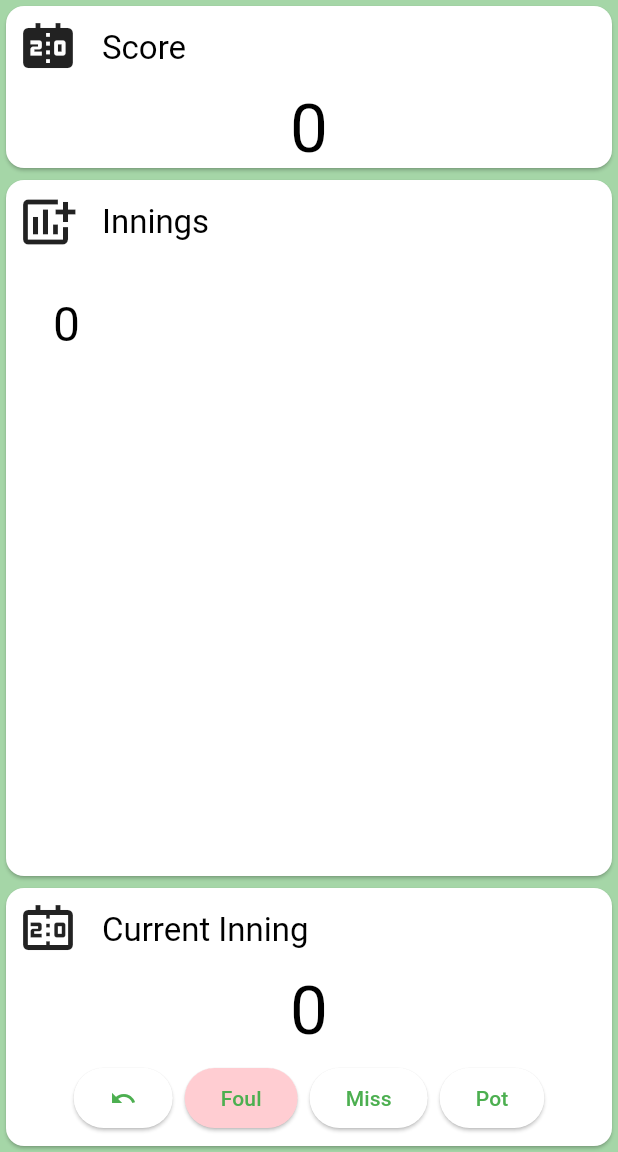
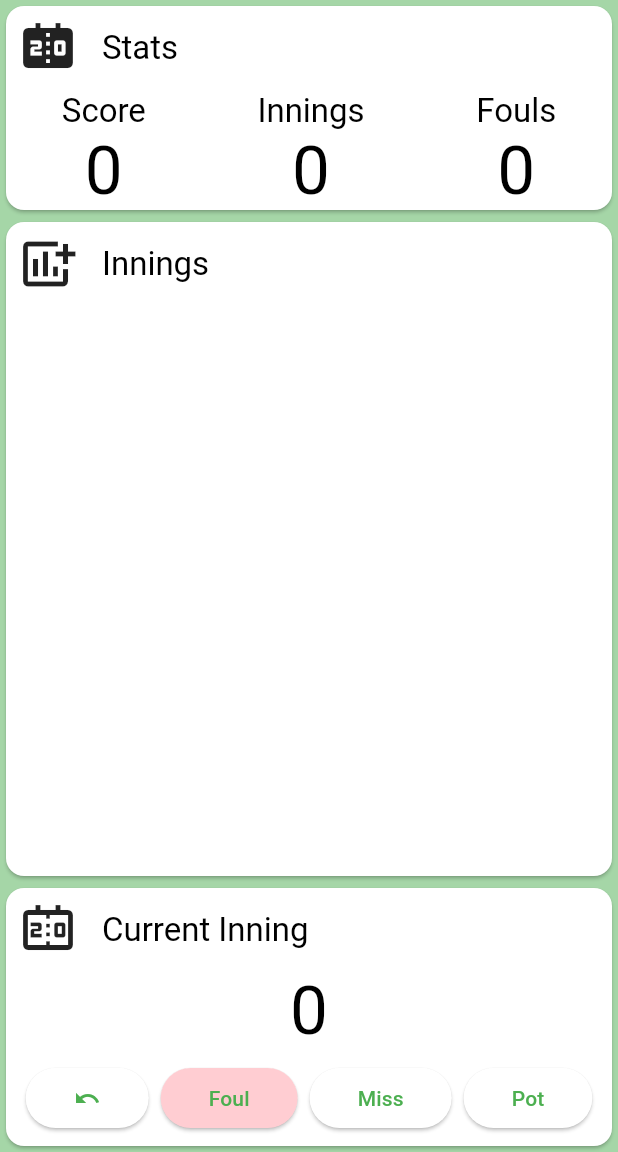
Before and after one commit to dimasmith/straight_pool_tracker, a Flutter app: the TrainingScreen screen opened directly, on a phone screen of 412 x 824 dp, the part 84-1236 px from its top. Run offline on Flutter 3.47's test engine with Material 2 defaults, Android fonts, the phone set to English and light mode, and no system bars.

Commit message:
feat: show number of innings and fouls
redecorate innings

```diff
--- a/lib/model/training.dart
+++ b/lib/model/training.dart
@@ -49,6 +49,11 @@ class Training extends ChangeNotifier {
 
   int countInnings() {
     return _innings.length;
+  }
+
+  int countFouls() {
+    return _events.where((element) => element.type == -1)
+        .toList().length;
   }
 
   List<Inning> innings() {
@@ -185,6 +190,10 @@ class Inning {
     }
   }
 
+  bool pending() {
+    return _points == 0 && !_foul;
+  }
+
   void foul() {
     _foul = true;
   }
--- a/lib/training_screen.dart
+++ b/lib/training_screen.dart
@@ -36,11 +36,6 @@ class TrainingScreen extends StatelessWidget {
           CurrentInning(),
         ],
       ),
-      // bottomNavigationBar: const CurrentInningBottomBar(),
-      // floatingActionButton: FloatingActionButton(
-      //   onPressed: () => {Provider.of<Training>(context, listen: false).pot()},
-      //   child: const Icon(Icons.plus_one_outlined),
-      // ),
     );
   }
 }
@@ -86,9 +81,38 @@ class TrainingStats extends StatelessWidget {
       return Card(
         child: Column(
           children: [
-            const CardTitle(title: "Score", icon: Icons.scoreboard),
-            Center(
-              child: Score(score: training.score()),
+            const CardTitle(title: "Stats", icon: Icons.scoreboard),
+            Row(
+              mainAxisAlignment: MainAxisAlignment.spaceAround,
+              children: [
+                Column(
+                  children: [
+                    Text(
+                      "Score",
+                      style: Theme.of(context).textTheme.headline6,
+                    ),
+                    Score(score: training.score()),
+                  ],
+                ),
+                Column(
+                  children: [
+                    Text(
+                      "Innings",
+                      style: Theme.of(context).textTheme.headline6,
+                    ),
+                    Score(score: training.countInnings() - 1),
+                  ],
+                ),
+                Column(
+                  children: [
+                    Text(
+                      "Fouls",
+                      style: Theme.of(context).textTheme.headline6,
+                    ),
+                    Score(score: training.countFouls()),
+                  ],
+                ),
+              ],
             ),
           ],
         ),
@@ -126,7 +150,7 @@ class InningsGrid extends StatelessWidget {
               const CardTitle(title: "Innings", icon: Icons.add_chart),
               Expanded(
                 child: GridView.count(
-                  crossAxisCount: 5,
+                  crossAxisCount: 6,
                   children: training
                       .innings()
                       .map((inning) => InningGridTile(inning: inning))
@@ -148,11 +172,20 @@ class InningGridTile extends StatelessWidget {
 
   @override
   Widget build(BuildContext context) {
-    Color textColor = inning.hasFoul() ? Colors.red : Colors.black;
-    return Center(
-      child: Text(
-        "${inning.score()}",
-        style: TextStyle(fontSize: 32.0, color: textColor),
+    Color tileColor =
+        (inning.hasFoul()) ? Colors.red.shade50 : Colors.green.shade50;
+    if (inning.pending()) {
+      tileColor = Colors.transparent;
+    }
+    String text = (inning.pending()) ? "" : inning.score().toString();
+
+    return Container(
+      color: tileColor,
+      child: Center(
+        child: Text(
+          text,
+          style: Theme.of(context).textTheme.headline4,
+        ),
       ),
     );
   }
@@ -178,55 +211,22 @@ class CurrentInning extends StatelessWidget {
             ButtonBar(
               alignment: MainAxisAlignment.center,
               children: [
-                ElevatedButton(
+                InningActionButton(
                     onPressed: () => {training.undo()},
                     child: const Icon(Icons.undo)),
-                ElevatedButton(
+                InningActionButton(
                     onPressed: () => {training.foul()},
-                    style: ButtonStyle(
-                        backgroundColor: MaterialStateProperty.all<Color>(
-                            Colors.red.shade100)),
+                    error: true,
                     child: const Text("Foul")),
-                ElevatedButton(
+                InningActionButton(
                     onPressed: () => {training.miss()},
                     child: const Text("Miss")),
-                ElevatedButton(
+                InningActionButton(
                     onPressed: () => {training.pot()},
                     child: const Text("Pot")),
               ],
             )
           ],
-        ),
-      );
-    });
-  }
-}
-
-class CurrentInningBottomBar extends StatelessWidget {
-  const CurrentInningBottomBar({Key? key}) : super(key: key);
-
-  @override
-  Widget build(BuildContext context) {
-    return Consumer<Training>(builder: (context, training, child) {
-      return BottomAppBar(
-        child: IconTheme(
-          data: IconThemeData(color: Theme.of(context).colorScheme.onPrimary),
-          child: Row(
-            children: [
-              IconButton(
-                  onPressed: () => {training.undo()},
-                  icon: const Icon(Icons.undo_outlined)),
-              IconButton(
-                  onPressed: () => {training.pot()},
-                  icon: const Icon(Icons.plus_one_outlined)),
-              IconButton(
-                  onPressed: () => {training.foul()},
-                  icon: const Icon(Icons.cancel_outlined)),
-              IconButton(
-                  onPressed: () => {training.miss()},
-                  icon: const Icon(Icons.safety_check_outlined)),
-            ],
-          ),
         ),
       );
     });
@@ -253,7 +253,7 @@ class CardTitle extends StatelessWidget {
         Padding(
           padding: const EdgeInsets.only(left: 8.0),
           child: Text(
-            "$title",
+            title,
             style: Theme.of(context).textTheme.headline6,
           ),
         ),
@@ -261,3 +261,29 @@ class CardTitle extends StatelessWidget {
     );
   }
 }
+
+class InningActionButton extends StatelessWidget {
+  final VoidCallback? onPressed;
+  final Widget? child;
+  final bool error;
+
+  const InningActionButton({Key? key, this.onPressed, this.child, this.error = false})
+      : super(key: key);
+
+  @override
+  Widget build(BuildContext context) {
+    MaterialStateProperty<Color?>? color =
+        Theme.of(context).elevatedButtonTheme.style?.backgroundColor;
+    if (error) {
+      color = MaterialStateProperty.all<Color>(Colors.red.shade100);
+    }
+    return ElevatedButton(
+      onPressed: onPressed,
+      style: ButtonStyle(backgroundColor: color),
+      child: Padding(
+        padding: const EdgeInsets.all(8.0),
+        child: child,
+      ),
+    );
+  }
+}
```
